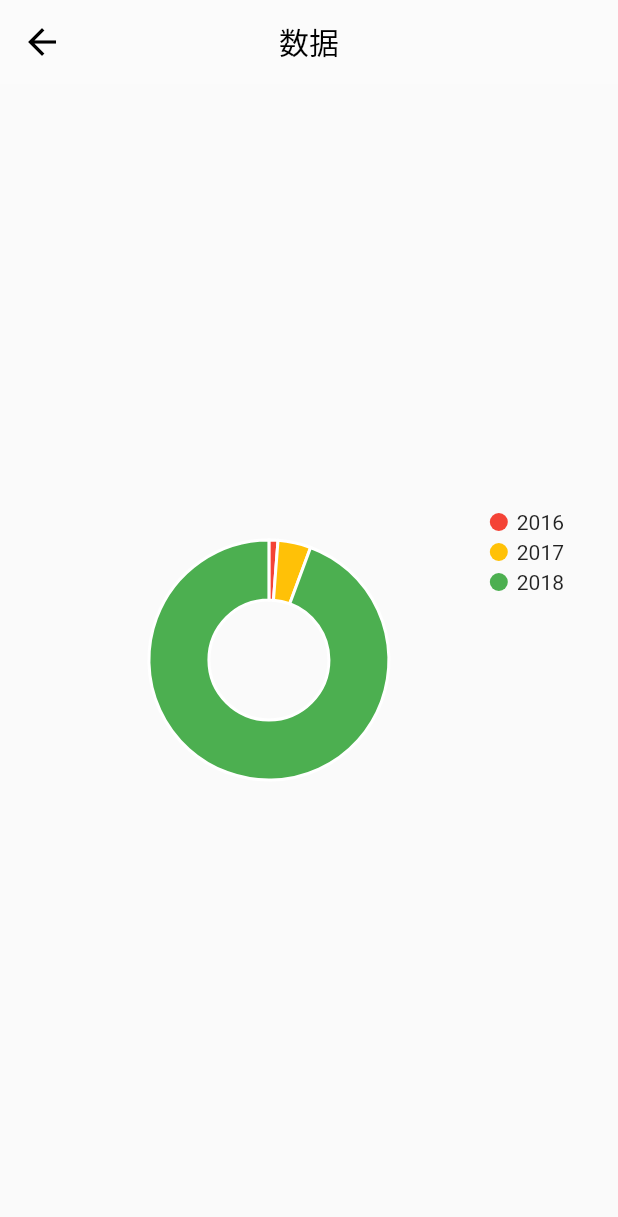
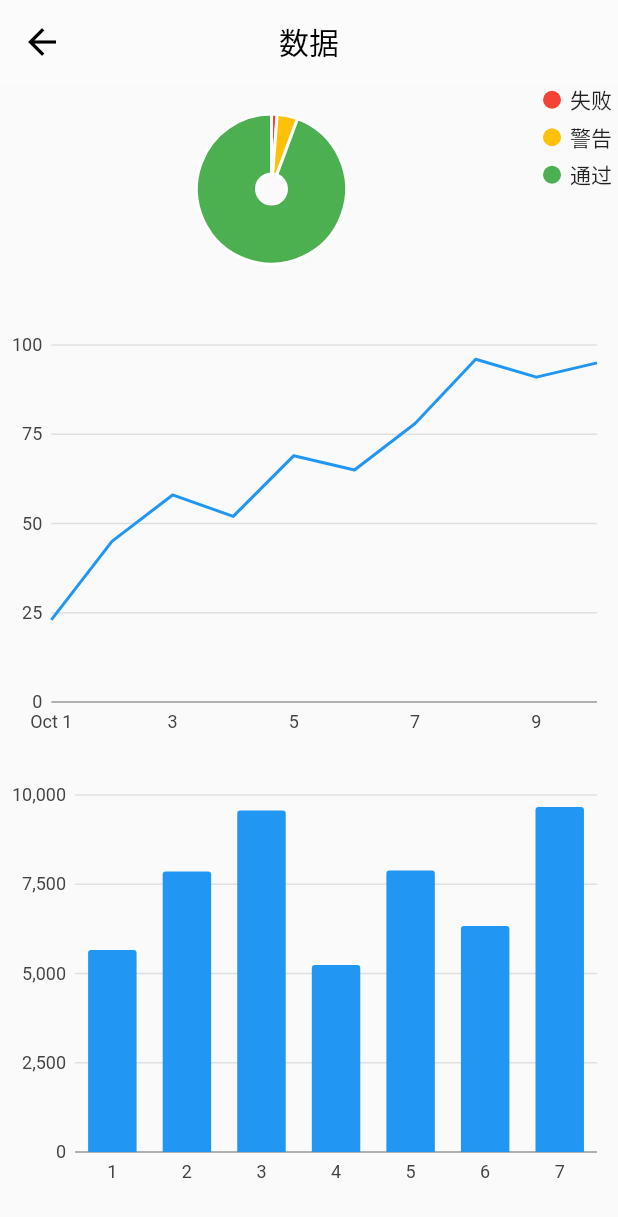
Before and after one commit to 1554967671/Flutter, a Flutter app: the ChartMain screen opened directly, on a phone screen of 412 x 824 dp. Shown: the top 1217 px of the screen. Run offline on Flutter 3.47's test engine with Material 2 defaults, Android fonts, the phone set to English and light mode, and no system bars; our stand-ins replace charts_flutter, device_info, get_it, local_auth, shared_preferences, webview_flutter; missing offline and left inert: bottom_tab_bar; accounts and stored records are empty.

Commit message:
修改图表code

```diff
--- a/flutter_app/lib/chart.dart
+++ b/flutter_app/lib/chart.dart
@@ -31,14 +31,19 @@ class ChartInfo extends StatefulWidget{
 }
 
 class _ChartInfoState extends State<ChartInfo>{
+
   @override
   Widget build(BuildContext context) {
+
+    //获取饼状图
+    Widget getPieChart(){
+      //定义数据
       var data = [
-      new ClicksPerYear('2016', 6, Colors.red),
-      new ClicksPerYear('2017', 22, Colors.amber),
-      new ClicksPerYear('2018', 468, Colors.green),
+        new ClicksPerYear('失败', 6, Colors.red),
+        new ClicksPerYear('警告', 22, Colors.amber),
+        new ClicksPerYear('通过', 468, Colors.green),
       ];
-
+      //定义数据显示属性
       var series = [
         new charts.Series(
           domainFn: (ClicksPerYear clickData, _) => clickData.year,
@@ -48,10 +53,15 @@ class _ChartInfoState extends State<ChartInfo>{
           data: data,
         ),
       ];
+      //获取饼状图
       var chart = new charts.PieChart(
+        //数据源
         series,
+        //是否显示动画
         animate: true,
+        //图形设置
         behaviors: [
+          //初始选择
           new charts.InitialSelection(
             selectedDataConfig: [
               new charts.SeriesDatumConfig('Clicks', 0),
@@ -61,37 +71,109 @@ class _ChartInfoState extends State<ChartInfo>{
             //设置位置
             position: charts.BehaviorPosition.end,
             horizontalFirst: false,
+            //单元的间隔
             cellPadding: new EdgeInsets.only(right: 4.0, bottom: 4.0),
+            //是否显示测量值
             showMeasures: true,
             legendDefaultMeasure: charts.LegendDefaultMeasure.firstValue,
+            //设置位置
             outsideJustification: charts.OutsideJustification.endDrawArea,
+            //定义数据描述
             measureFormatter: (num value) {
               return value == null ? '-' : '${value}';
             },
           ),
         ],
+        //饼状图的显示环状的大小
         defaultRenderer: new charts.ArcRendererConfig(arcWidth: 40),
       );
-    var chartWidget = new Padding(
-      padding: new EdgeInsets.all(32.0),
-      child: new SizedBox(
-        height: 200.0,
-        child: chart,
+
+      return chart;
+    }
+
+    //获取折线图
+    Widget getLineChart(){
+      //定义数据
+      var lineDate = [
+        new LineChart(new DateTime(2019, 10, 1), 23),
+        new LineChart(new DateTime(2019, 10, 2), 45),
+        new LineChart(new DateTime(2019, 10, 3), 58),
+        new LineChart(new DateTime(2019, 10, 4), 52),
+        new LineChart(new DateTime(2019, 10, 5), 69),
+        new LineChart(new DateTime(2019, 10, 6), 65),
+        new LineChart(new DateTime(2019, 10, 7), 78),
+        new LineChart(new DateTime(2019, 10, 8), 96),
+        new LineChart(new DateTime(2019, 10, 9), 91),
+        new LineChart(new DateTime(2019, 10, 10), 95),
+      ];
+      var lineSeries = [
+        new charts.Series(
+            id: "Line",
+            data: lineDate,
+            domainFn: (LineChart lineDate,_)=>lineDate.day,
+            measureFn: (LineChart lineDate,_)=>lineDate.count,
+        )
+      ];
+      //获取上述数据的折线图
+      var _lineChart = charts.TimeSeriesChart(lineSeries);
+
+      return _lineChart;
+    }
+
+    Widget getBarChart(){
+      //定义数据
+      var barDate = [
+        new BarChart("1", 5660),
+        new BarChart("2", 7854),
+        new BarChart("3", 9566),
+        new BarChart("4", 5238),
+        new BarChart("5", 7882),
+        new BarChart("6", 6330),
+        new BarChart("7", 9662),
+      ];
+      var barSeries = [
+        new charts.Series(
+            id: "Bar",
+            data: barDate,
+            domainFn: (BarChart barDate,_) => barDate.month,
+            measureFn: (BarChart barDate,_) => barDate.count,
         ),
-    );
+      ];
+      //获取上述数据的柱状图
+      var _barChar = charts.BarChart(barSeries);
 
-    return new Center(
-      child: new Column(
-        mainAxisAlignment: MainAxisAlignment.center,
+      return _barChar;
+    }
+
+
+    return ListView(
       children: <Widget>[
-          chartWidget,
+        Column(
+          children: <Widget>[
+            Container(
+              padding: EdgeInsets.only(bottom: 20.0),
+              height: 160.0,
+              child: getPieChart(),
+            ),
+            Container(
+              padding: EdgeInsets.only(bottom: 20.0),
+              height: 300.0,
+              child: getLineChart(),
+            ),
+            Container(
+              padding: EdgeInsets.only(bottom: 20.0),
+              height: 300.0,
+              child: getBarChart(),
+            ),
           ],
         ),
+      ],
     );
   }
 
 }
 
+//饼状图的数据对象
 class ClicksPerYear {
   final String year;
   final int clicks;
@@ -101,3 +183,17 @@ class ClicksPerYear {
       : this.color = new charts.Color(
       r: color.red, g: color.green, b: color.blue, a: color.alpha);
 }
+//折线图的数据对象
+class LineChart{
+  final DateTime day;
+  final int count;
+
+  LineChart(this.day,this.count);
+}
+//柱状图的数据对象
+class BarChart{
+  final String month;
+  final int count;
+
+  BarChart(this.month,this.count);
+}
```
Lines whose indentation alone changed are shown as unchanged.
